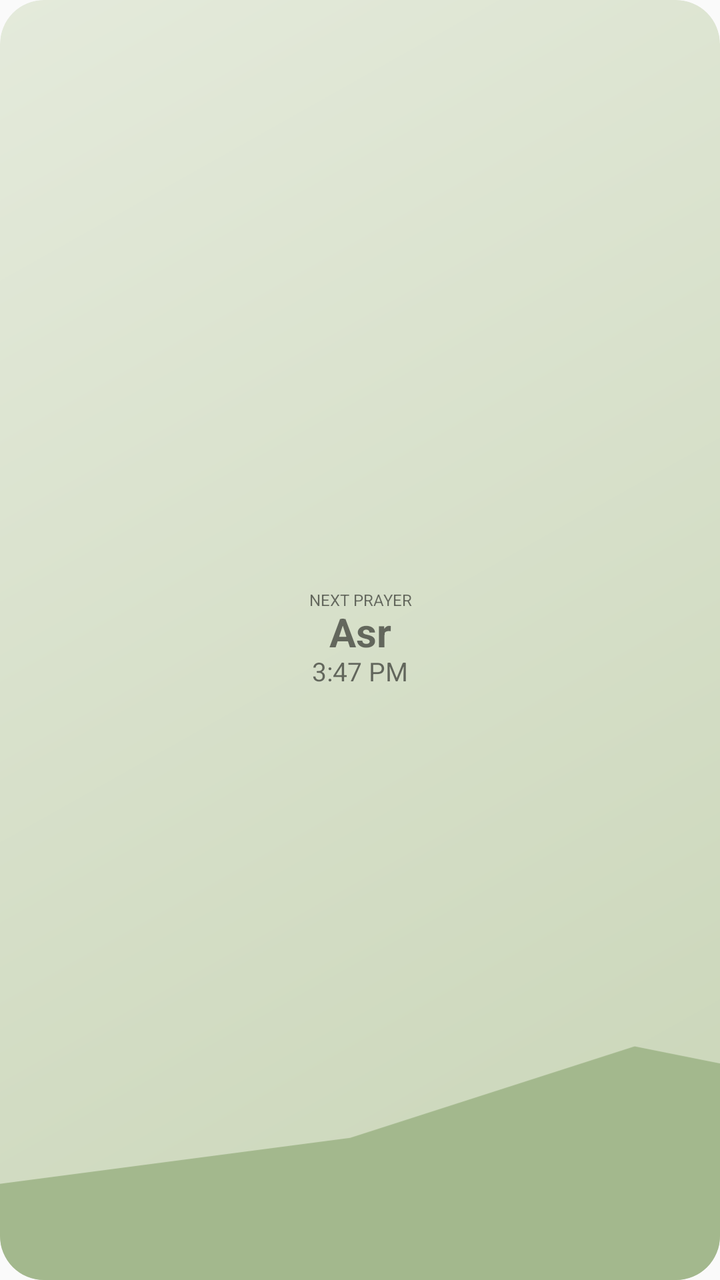
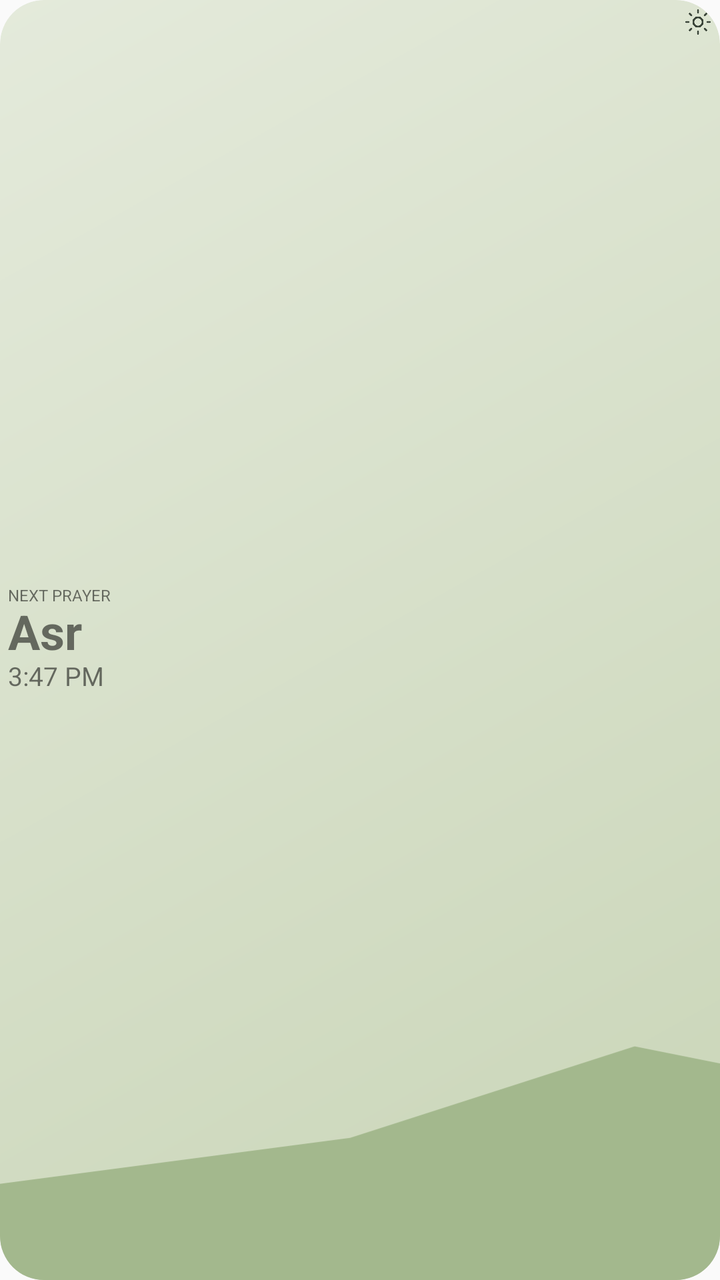

The first picture is an Android layout as it rendered before a commit; the second is the same layout after the commit. The layout source and the unified diff follow.
<!-- AndroidManifest.xml: application theme AppTheme -->
<!-- res/layout/prayer_widget.xml -->
<?xml version="1.0" encoding="utf-8"?>
<FrameLayout xmlns:android="http://schemas.android.com/apk/res/android" android:layout_width="match_parent" android:layout_height="match_parent">
 <FrameLayout android:id="@+id/widget_root" android:layout_width="match_parent" android:layout_height="match_parent" android:background="@drawable/widget_asr" android:clipToOutline="true">
  <ImageView android:id="@+id/widget_scene" android:layout_width="match_parent" android:layout_height="match_parent" android:src="@drawable/widget_scene_day" android:scaleType="centerCrop" android:importantForAccessibility="no" />
  <LinearLayout android:layout_width="match_parent" android:layout_height="match_parent" android:orientation="vertical" android:gravity="center" android:padding="4dp">
   <TextView android:id="@+id/widget_label" android:layout_width="match_parent" android:layout_height="wrap_content" android:fontFamily="sans-serif" android:text="NEXT PRAYER" android:gravity="center" android:textSize="8sp" android:includeFontPadding="false" android:maxLines="1" />
   <TextView android:id="@+id/widget_prayer" android:layout_width="match_parent" android:layout_height="wrap_content" android:layout_marginTop="0dp" android:text="Asr" android:textStyle="bold" android:gravity="center" android:textSize="20sp" android:fontFamily="sans-serif" android:maxLines="1" android:autoSizeTextType="uniform" android:autoSizeMinTextSize="12sp" android:autoSizeMaxTextSize="20sp" android:autoSizeStepGranularity="1sp" android:includeFontPadding="false" />
   <TextView android:id="@+id/widget_time" android:layout_width="match_parent" android:layout_height="wrap_content" android:fontFamily="sans-serif" android:text="3:47 PM" android:gravity="center" android:textSize="13sp" android:maxLines="1" android:includeFontPadding="false" />
   <Chronometer android:id="@+id/widget_countdown" android:layout_width="match_parent" android:layout_height="wrap_content" android:layout_marginTop="0dp" android:textSize="8sp" android:format="In %s" android:visibility="gone" android:maxLines="1" android:includeFontPadding="false" />
   <TextView android:id="@+id/widget_location" android:layout_width="wrap_content" android:layout_height="wrap_content" android:visibility="gone" />
   <TextView android:id="@+id/widget_reflection" android:layout_width="wrap_content" android:layout_height="wrap_content" android:visibility="gone" />
  </LinearLayout>
 </FrameLayout>
</FrameLayout>
<!-- resources referenced by this layout -->
<resources>
  <!-- drawable widget_asr (drawable) -->
  <?xml version="1.0" encoding="utf-8"?>
  <shape xmlns:android="http://schemas.android.com/apk/res/android"><corners android:radius="22dp"/><gradient android:startColor="#E4EADB" android:endColor="#C9D5B7" android:angle="315"/></shape>
  <!-- drawable widget_scene_day (drawable) -->
  <vector xmlns:android="http://schemas.android.com/apk/res/android" android:width="180dp" android:height="126dp" android:viewportWidth="180" android:viewportHeight="126">
   <path android:fillColor="#FFF2BE" android:pathData="M150,46a16,16 0,1 0,0 32a16,16 0,1 0,0 -32" />
   <path android:fillColor="#A3B88D" android:pathData="M0,114L28,113L51,117L89,112L117,103L142,108L180,97L180,126L0,126Z" />
  </vector>
  <style name="AppTheme" parent="Theme.AppCompat.Light.DarkActionBar">
          
          <item name="colorPrimary">@color/colorPrimary</item>
          <item name="colorPrimaryDark">@color/colorPrimaryDark</item>
          <item name="colorAccent">@color/colorAccent</item>
      </style>
</resources>

<!-- the commit's change to res/layout/prayer_widget.xml (unified diff, before → after) -->
@@ -2,10 +2,11 @@
 <FrameLayout xmlns:android="http://schemas.android.com/apk/res/android" android:layout_width="match_parent" android:layout_height="match_parent">
  <FrameLayout android:id="@+id/widget_root" android:layout_width="match_parent" android:layout_height="match_parent" android:background="@drawable/widget_asr" android:clipToOutline="true">
   <ImageView android:id="@+id/widget_scene" android:layout_width="match_parent" android:layout_height="match_parent" android:src="@drawable/widget_scene_day" android:scaleType="centerCrop" android:importantForAccessibility="no" />
-  <LinearLayout android:layout_width="match_parent" android:layout_height="match_parent" android:orientation="vertical" android:gravity="center" android:padding="4dp">
-   <TextView android:id="@+id/widget_label" android:layout_width="match_parent" android:layout_height="wrap_content" android:fontFamily="sans-serif" android:text="NEXT PRAYER" android:gravity="center" android:textSize="8sp" android:includeFontPadding="false" android:maxLines="1" />
-   <TextView android:id="@+id/widget_prayer" android:layout_width="match_parent" android:layout_height="wrap_content" android:layout_marginTop="0dp" android:text="Asr" android:textStyle="bold" android:gravity="center" android:textSize="20sp" android:fontFamily="sans-serif" android:maxLines="1" android:autoSizeTextType="uniform" android:autoSizeMinTextSize="12sp" android:autoSizeMaxTextSize="20sp" android:autoSizeStepGranularity="1sp" android:includeFontPadding="false" />
-   <TextView android:id="@+id/widget_time" android:layout_width="match_parent" android:layout_height="wrap_content" android:fontFamily="sans-serif" android:text="3:47 PM" android:gravity="center" android:textSize="13sp" android:maxLines="1" android:includeFontPadding="false" />
+  <ImageView android:id="@+id/widget_icon" android:layout_width="14dp" android:layout_height="14dp" android:layout_gravity="top|end" android:layout_marginTop="4dp" android:layout_marginEnd="4dp" android:src="@drawable/widget_icon_sun" android:importantForAccessibility="no" />
+  <LinearLayout android:layout_width="match_parent" android:layout_height="match_parent" android:orientation="vertical" android:gravity="start|center_vertical" android:padding="4dp">
+   <TextView android:id="@+id/widget_label" android:layout_width="match_parent" android:layout_height="wrap_content" android:fontFamily="sans-serif" android:text="NEXT PRAYER" android:gravity="start|center_vertical" android:textSize="8sp" android:includeFontPadding="false" android:maxLines="1" />
+   <TextView android:id="@+id/widget_prayer" android:layout_width="match_parent" android:layout_height="wrap_content" android:layout_marginTop="0dp" android:text="Asr" android:textStyle="bold" android:gravity="start|center_vertical" android:textSize="24sp" android:fontFamily="sans-serif" android:maxLines="1" android:autoSizeTextType="uniform" android:autoSizeMinTextSize="12sp" android:autoSizeMaxTextSize="24sp" android:autoSizeStepGranularity="1sp" android:includeFontPadding="false" />
+   <TextView android:id="@+id/widget_time" android:layout_width="match_parent" android:layout_height="wrap_content" android:fontFamily="sans-serif" android:text="3:47 PM" android:gravity="start|center_vertical" android:textSize="13sp" android:maxLines="1" android:includeFontPadding="false" />
    <Chronometer android:id="@+id/widget_countdown" android:layout_width="match_parent" android:layout_height="wrap_content" android:layout_marginTop="0dp" android:textSize="8sp" android:format="In %s" android:visibility="gone" android:maxLines="1" android:includeFontPadding="false" />
    <TextView android:id="@+id/widget_location" android:layout_width="wrap_content" android:layout_height="wrap_content" android:visibility="gone" />
    <TextView android:id="@+id/widget_reflection" android:layout_width="wrap_content" android:layout_height="wrap_content" android:visibility="gone" />
<!-- resource entries referenced after the edit -->
@@ -3,6 +3,8 @@
   <!-- drawable widget_asr (drawable) -->
   <?xml version="1.0" encoding="utf-8"?>
   <shape xmlns:android="http://schemas.android.com/apk/res/android"><corners android:radius="22dp"/><gradient android:startColor="#E4EADB" android:endColor="#C9D5B7" android:angle="315"/></shape>
+  <!-- drawable widget_icon_sun (drawable) -->
+  <vector xmlns:android="http://schemas.android.com/apk/res/android" android:width="18dp" android:height="18dp" android:viewportWidth="24" android:viewportHeight="24"><path android:fillColor="#00000000" android:strokeColor="#394338" android:strokeWidth="1.6" android:strokeLineCap="round" android:strokeLineJoin="round" android:pathData="M12,8a4,4 0,1 0,0 8a4,4 0,1 0,0 -8 M12,2v2 M12,20v2 M2,12h2 M20,12h2 M4.93,4.93l1.42,1.42 M17.65,17.65l1.42,1.42 M4.93,19.07l1.42,-1.42 M17.65,6.35l1.42,-1.42" /></vector>
   <!-- drawable widget_scene_day (drawable) -->
   <vector xmlns:android="http://schemas.android.com/apk/res/android" android:width="180dp" android:height="126dp" android:viewportWidth="180" android:viewportHeight="126">
    <path android:fillColor="#FFF2BE" android:pathData="M150,46a16,16 0,1 0,0 32a16,16 0,1 0,0 -32" />
